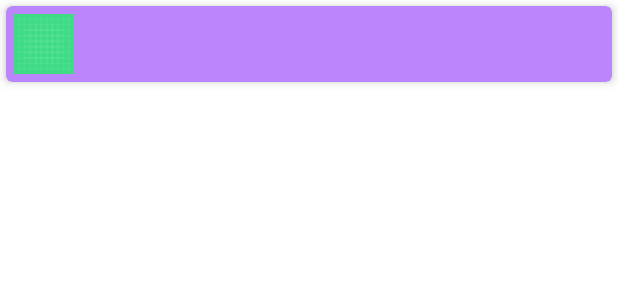
After one commit to janorvi/pragmatest, an Android app: the layout cat_item.xml on its own in the app's theme, with its tools: preview values and no code run, on a phone screen of 412 x 824 dp. The commit adds this screen. Shown: the top 300 px of the screen. Run offline under Robolectric (Android 15) with nearby library versions, the phone set to English and light mode, and no system bars.

Commit message:
adding recycler view, view model, catitem class, cat_item.xml and necessary logic to build recyclerview wit endpoit response

```diff
--- a/app/src/main/AndroidManifest.xml
+++ b/app/src/main/AndroidManifest.xml
@@ -3,7 +3,10 @@
     xmlns:tools="http://schemas.android.com/tools"
     package="com.example.pragmatest">
 
+    <uses-permission android:name="android.permission.INTERNET"/>
+
     <application
+        android:name=".service.Application"
         android:allowBackup="true"
         android:dataExtractionRules="@xml/data_extraction_rules"
         android:fullBackupContent="@xml/backup_rules"
@@ -14,7 +17,7 @@
         android:theme="@style/Theme.Pragmatest"
         tools:targetApi="31">
         <activity
-            android:name=".MainActivity"
+            android:name=".view.MainActivity"
             android:exported="true">
             <intent-filter>
                 <action android:name="android.intent.action.MAIN" />
--- a/app/src/main/java/com/example/pragmatest/Application.kt
+++ b/app/src/main/java/com/example/pragmatest/service/Application.kt
@@ -1,4 +1,4 @@
-package com.example.pragmatest
+package com.example.pragmatest.service
 
 import android.app.Application
 import com.facebook.stetho.Stetho
--- a/app/src/main/java/com/example/pragmatest/ServiceModule.kt
+++ b/app/src/main/java/com/example/pragmatest/service/ServiceModule.kt
@@ -1,4 +1,4 @@
-package com.example.pragmatest
+package com.example.pragmatest.service
 
 import com.facebook.stetho.okhttp3.StethoInterceptor
 import dagger.Module
--- /dev/null
+++ b/app/src/main/res/layout/cat_item.xml
@@ -0,0 +1,65 @@
+<?xml version="1.0" encoding="utf-8"?>
+<androidx.cardview.widget.CardView
+    xmlns:android="http://schemas.android.com/apk/res/android"
+    xmlns:app="http://schemas.android.com/apk/res-auto"
+    android:id="@+id/bank_item_cardView"
+    android:layout_width="match_parent"
+    android:layout_height="wrap_content"
+    android:layout_margin="4dp"
+    android:foreground="?android:attr/selectableItemBackground"
+    android:clickable="true"
+    android:focusable="true"
+    app:cardCornerRadius="4dp"
+    app:cardElevation="4dp"
+    app:cardBackgroundColor="@color/purple_200">
+
+    <LinearLayout
+        android:layout_width="match_parent"
+        android:layout_height="wrap_content"
+        android:orientation="horizontal">
+
+        <ImageView
+            android:id="@+id/cat_icon_image_view"
+            android:layout_width="40dp"
+            android:layout_height="40dp"
+            android:layout_margin="5dp"
+            android:src="@drawable/ic_launcher_background"/>
+
+        <LinearLayout
+            android:layout_width="match_parent"
+            android:layout_height="wrap_content"
+            android:orientation="vertical"
+            android:layout_gravity="center">
+
+            <TextView
+                android:id="@+id/bread_name_text_view"
+                android:layout_width="wrap_content"
+                android:layout_height="wrap_content"
+                android:textAllCaps="true"
+                android:textColor="@color/white"
+                android:textStyle="bold"
+                android:text=""/>
+
+            <TextView
+                android:id="@+id/origin_text_view"
+                android:layout_width="wrap_content"
+                android:layout_height="wrap_content"
+                android:textAllCaps="true"
+                android:textSize="10dp"
+                android:textColor="@color/white"
+                android:text=""/>
+
+            <TextView
+                android:id="@+id/intelligence_text_view"
+                android:layout_width="wrap_content"
+                android:layout_height="wrap_content"
+                android:textAllCaps="true"
+                android:textSize="10dp"
+                android:textColor="@color/white"
+                android:text=""/>
+
+        </LinearLayout>
+
+    </LinearLayout>
+
+</androidx.cardview.widget.CardView>
--- a/app/src/main/res/values-night/themes.xml
+++ b/app/src/main/res/values-night/themes.xml
@@ -1,6 +1,6 @@
 <resources xmlns:tools="http://schemas.android.com/tools">
     <!-- Base application theme. -->
-    <style name="Theme.Pragmatest" parent="Theme.MaterialComponents.DayNight.DarkActionBar">
+    <style name="Theme.Pragmatest" parent="Theme.MaterialComponents.DayNight.NoActionBar">
         <!-- Primary brand color. -->
         <item name="colorPrimary">@color/purple_200</item>
         <item name="colorPrimaryVariant">@color/purple_700</item>
--- a/app/src/main/res/values/themes.xml
+++ b/app/src/main/res/values/themes.xml
@@ -1,6 +1,6 @@
 <resources xmlns:tools="http://schemas.android.com/tools">
     <!-- Base application theme. -->
-    <style name="Theme.Pragmatest" parent="Theme.MaterialComponents.DayNight.DarkActionBar">
+    <style name="Theme.Pragmatest" parent="Theme.MaterialComponents.DayNight.NoActionBar">
         <!-- Primary brand color. -->
         <item name="colorPrimary">@color/purple_500</item>
         <item name="colorPrimaryVariant">@color/purple_700</item>
--- a/build.gradle
+++ b/build.gradle
@@ -8,7 +8,7 @@ buildscript {
 plugins {
     id 'com.android.application' version '7.2.0' apply false
     id 'com.android.library' version '7.2.0' apply false
-    id 'org.jetbrains.kotlin.android' version '1.7.10' apply false
+    id 'org.jetbrains.kotlin.android' version '1.8.0' apply false
 }
 
 task clean(type: Delete) {
--- a/settings.gradle
+++ b/settings.gradle
@@ -3,6 +3,7 @@ pluginManagement {
         gradlePluginPortal()
         google()
         mavenCentral()
+        jcenter()
     }
 }
 dependencyResolutionManagement {
@@ -10,6 +11,7 @@ dependencyResolutionManagement {
     repositories {
         google()
         mavenCentral()
+        jcenter()
     }
 }
 rootProject.name = "pragmatest"
```
Also changed, not shown: app/build.gradle (+2 -10 lines), app/src/main/java/com/example/pragmatest/Cat.kt (deleted, +0 -9 lines), app/src/main/java/com/example/pragmatest/MainActivity.kt (deleted, +0 -11 lines), app/src/main/java/com/example/pragmatest/model/Cat.kt (added, +11 -0 lines), app/src/main/java/com/example/pragmatest/service/ApiService.kt (renamed from app/src/main/java/com/example/pragmatest/ApiService.kt, +4 -4 lines), app/src/main/java/com/example/pragmatest/view/CatItem.kt (added, +23 -0 lines), app/src/main/java/com/example/pragmatest/view/MainActivity.kt (added, +47 -0 lines), app/src/main/java/com/example/pragmatest/viewmodel/MainViewModel.kt (added, +42 -0 lines), app/src/main/res/layout/activity_main.xml (+28 -3 lines).
